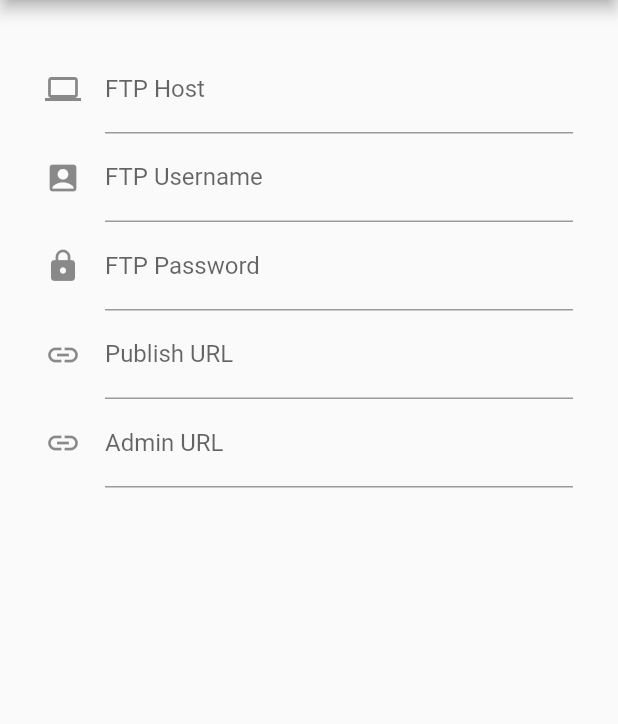
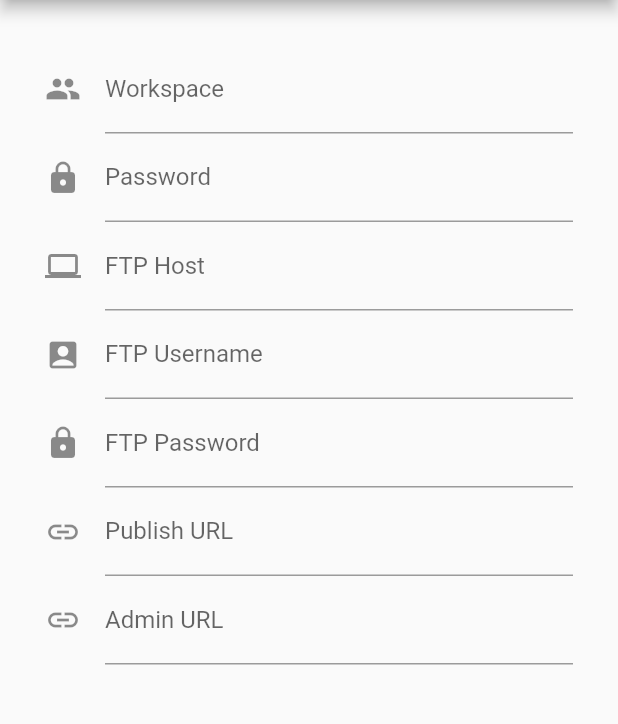
Before and after one commit to acidjazz/uploader, a Flutter app: the Settings screen opened by its route, in the side drawer, after a tap on "SAVE", on a phone screen of 412 x 824 dp, the part 84-808 px from its top. Run offline on Flutter 3.47's test engine with Material 2 defaults, Android fonts, the phone set to English and light mode, and no system bars; our stand-ins replace connectivity, flutter_native_image, image_picker, shared_preferences; missing offline and left inert: a package; accounts and stored records are empty.

Commit message:
🔧 fix for workgroup issue

```diff
--- a/lib/HomeDrawer.dart
+++ b/lib/HomeDrawer.dart
@@ -66,7 +66,7 @@ class HomeDrawerState extends State<HomeDrawer> {
           children: <Widget>[
             new UserAccountsDrawerHeader(
               accountName: new Text('WorkGroup'),
-              accountEmail: new Text(user.email),
+              accountEmail: new Text(user.workgroup),
               currentAccountPicture: null,
               decoration: new BoxDecoration(
                 image: new DecorationImage(
--- a/lib/InventoryData.dart
+++ b/lib/InventoryData.dart
@@ -125,7 +125,7 @@ class InventoryData {
 
     print('publish detail:');
     print('url: ${user.publishURL}');
-    print('auction: ${user.email}$workspace');
+    print('auction: ${user.workgroup}$workspace');
     print('remotepw: ${user.password}');
     print('file:');;
     print(this.toCSV());
@@ -135,7 +135,7 @@ class InventoryData {
     final request = new http.MultipartRequest("POST", uri);
 
     // request.fields['auction'] = 'exampled';
-    request.fields['auction'] = '${user.email}$workspace';
+    request.fields['auction'] = '${user.workgroup}$workspace';
     request.fields['remotepw'] = user.password;
     request.fields['delimiter'] = '|';
     request.fields['submit'] = '1';
@@ -281,7 +281,7 @@ class InventoryItemPhoto extends JsonDecoder {
     request.fields['ftp-password'] = user.ftpPassword;
     request.fields['file-name'] = number;
     request.fields['file-extension'] = extension;
-    request.fields['workspace'] = user.email;
+    request.fields['workspace'] = user.workgroup;
     request.fields['inventory-name'] = name;
     request.files.add(await http.MultipartFile.fromPath('file', file.path));
 
--- a/lib/UserData.dart
+++ b/lib/UserData.dart
@@ -11,7 +11,7 @@ class UserData {
   Future<SharedPreferences> _prefs = SharedPreferences.getInstance();
 
   /* ROLLOUT: REMOVE DEFAULTS FIRST
-  String email = 'exampled';
+  String workgroup = 'exampled';
   String password = 'nexd123pw4';
   String ftpHost = 'apptest.maxanet.com';
   String ftpUsername = 'apptest';
@@ -21,13 +21,12 @@ class UserData {
   String adminURL = 'https://www.usatoday.com/';
   */
 
-  String email = '';
+  String workgroup = '';
   String password = '';
   String ftpHost = '';
   String ftpUsername = '';
   String ftpPassword = '';
   String ftpValid = 'false';
-
   String publishURL = '';
   String adminURL = '';
 
@@ -38,22 +37,22 @@ class UserData {
 
   Future<bool> load () async {
     final SharedPreferences prefs = await _prefs;
-    this.email ??= prefs.getString('email');
-    this.password ??= prefs.getString('password');
-    this.ftpHost ??= prefs.getString('ftpHost');
-    this.ftpUsername ??= prefs.getString('ftpUsername');
-    this.ftpPassword ??= prefs.getString('ftpPassword');
-    this.ftpValid ??= prefs.getString('ftpValid');
+    this.workgroup = prefs.getString('workgroup');
+    this.password = prefs.getString('password');
+    this.ftpHost = prefs.getString('ftpHost');
+    this.ftpUsername = prefs.getString('ftpUsername');
+    this.ftpPassword = prefs.getString('ftpPassword');
+    this.ftpValid = prefs.getString('ftpValid');
 
-    this.publishURL ??= prefs.getString('publishURL');
-    this.adminURL ??= prefs.getString('adminURL');
+    this.publishURL = prefs.getString('publishURL');
+    this.adminURL = prefs.getString('adminURL');
 
     return true;
   }
 
   Future<bool> save () async {
     final SharedPreferences prefs = await _prefs;
-    prefs.setString('email', this.email);
+    prefs.setString('workgroup', this.workgroup);
     prefs.setString('password', this.password);
     prefs.setString('ftpHost', this.ftpHost);
     prefs.setString('ftpUsername', this.ftpUsername);
@@ -67,9 +66,9 @@ class UserData {
 
   Future<bool> reset () async {
     final SharedPreferences prefs = await _prefs;
-    prefs.remove('email');
+    prefs.remove('workgroup');
     prefs.remove('password');
-    this.email = '';
+    this.workgroup = '';
     this.password = '';
     return true;
   }
@@ -82,7 +81,7 @@ class UserData {
     request.fields['ftp-user'] = user.ftpUsername;
     request.fields['ftp-password'] = user.ftpPassword;
 
-    print('we are sending..');
+    // print('we are sending..');
 
     request.send().then((response) {
       response.stream.transform(UTF8.decoder).listen((data) {
--- a/lib/pages/inventory.dart
+++ b/lib/pages/inventory.dart
@@ -232,7 +232,7 @@ class InventoryState extends State<Inventory> {
                 key: _formKey,
                 child: new TextFormField(
                   decoration: new InputDecoration(
-                    labelText: '${user.email}#',
+                    labelText: '${user.workgroup}#',
                   ),
                   keyboardType: TextInputType.number,
                   onSaved: (String value) {
--- a/lib/pages/login.dart
+++ b/lib/pages/login.dart
@@ -93,10 +93,10 @@ class LoginState extends State<Login> {
                         hintText: 'Your WorkGroup',
                         labelText: 'Your WorkGroup',
                       ),
-                      initialValue: user.email,
+                      initialValue: user.workgroup,
                       keyboardType: TextInputType.url,
                       onSaved: (String value) {
-                        user.email = value.toLowerCase();
+                        user.workgroup = value.toLowerCase();
                       },
                       validator: _validateEmail,
                     ),
--- a/lib/pages/settings.dart
+++ b/lib/pages/settings.dart
@@ -2,6 +2,7 @@ import 'dart:async';
 import 'package:flutter/material.dart';
 import 'package:maxanet_uploader/HomeDrawer.dart';
 import 'package:maxanet_uploader/UserData.dart';
+import '../UserData.dart';
 
 class Settings extends StatefulWidget {
   @override
@@ -63,7 +64,7 @@ class SettingsState extends State<Settings> {
     await user.load();
     setState(() => _loaded = true);
     print('init()');
-    print(user.ftpHost);
+    print(user.workgroup);
   }
 
   void _snackBar(String value, [int seconds=3]) {
@@ -97,6 +98,30 @@ class SettingsState extends State<Settings> {
             child: SingleChildScrollView(
               child: new Column(
                 children: <Widget>[
+                  new TextFormField(
+                    decoration: const InputDecoration(
+                      icon: const Icon(Icons.group),
+                      labelText: 'Workspace',
+                    ),
+                    validator: _validateField,
+                    initialValue: user.workgroup,
+                    keyboardType: TextInputType.url,
+                    onSaved: (String value) {
+                      user.workgroup = value.toLowerCase();
+                    },
+                  ),
+                  new TextFormField(
+                    decoration: const InputDecoration(
+                      icon: const Icon(Icons.lock),
+                      labelText: 'Password',
+                    ),
+                    validator: _validateField,
+                    initialValue: user.password,
+                    keyboardType: TextInputType.url,
+                    onSaved: (String value) {
+                      user.password = value;
+                    },
+                  ),
                   new TextFormField(
                     decoration: const InputDecoration(
                       icon: const Icon(Icons.computer),
--- a/pubspec.yaml
+++ b/pubspec.yaml
@@ -16,7 +16,7 @@ dev_dependencies:
   shared_preferences: ^0.4.2
   image_picker: ^0.4.5
   connectivity: ^0.3.0
-  image: ^1.1.30
+  image: ^2.0.4
   path_provider: ^0.4.1
   http: ^0.11.3+16
   flutter_native_image:
```
Also changed, not shown: pubspec.lock, 4 other files.
